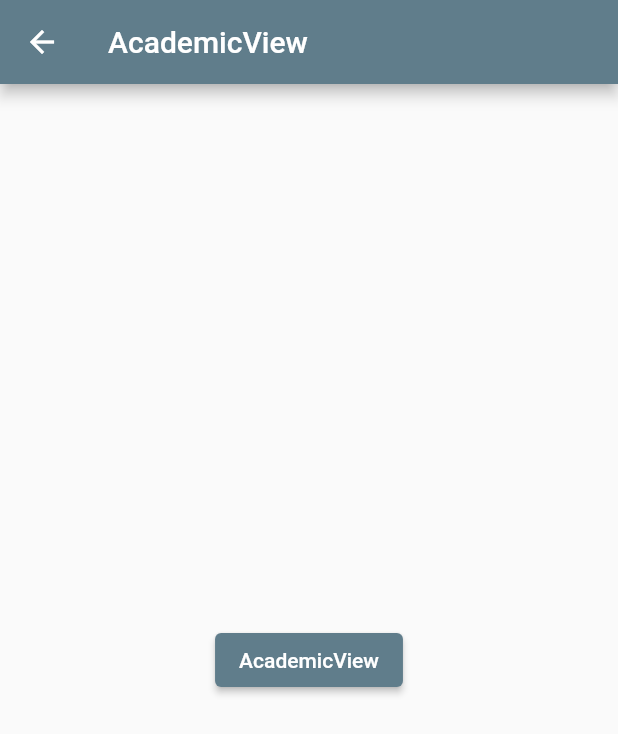
After one commit to mostafiz9900/bmcah, a Flutter app: the AcademicView screen opened by its route, after a tap on "AcademicView", on a phone screen of 412 x 824 dp. The commit adds this screen. Shown: the top 734 px of the screen. Run offline on Flutter 3.47's test engine with Material 2 defaults, Android fonts, the phone set to English and light mode, and no system bars; our stand-ins replace firebase_auth, firebase_core, fluttertoast; accounts and stored records are empty.

Commit message:
academic json

```diff
--- a/lib/config/routes.dart
+++ b/lib/config/routes.dart
@@ -1,3 +1,5 @@
+import 'package:bmcah/screens/academic_view.dart';
+
 import '../screens/user_view.dart';
 
 import '../constants/app_constants.dart';
@@ -18,5 +20,6 @@ class AppRoutes {
     AppConstant.doctorPage: (context) => DoctorsView(),
     AppConstant.deptDetailPage: (context) => DepartmentDetails(),
     AppConstant.userPage: (context) => UserView(),
+    AppConstant.academicPage: (context) => AcademicView(),
   };
 }
--- a/lib/constants/app_constants.dart
+++ b/lib/constants/app_constants.dart
@@ -6,4 +6,5 @@ class AppConstant {
   static const doctorPage = '/doctor';
   static const deptDetailPage ='/dept_details';
   static const userPage ='/users';
+  static const academicPage ='/academic';
 }
--- /dev/null
+++ b/lib/models/academic_details_model.dart
@@ -0,0 +1,13 @@
+class AcademicDetailsModel {
+  int? id;
+  String? title;
+  String? subTitle;
+
+  AcademicDetailsModel({this.id, this.title, this.subTitle});
+
+  AcademicDetailsModel.fromJson(Map<String, dynamic> json) {
+    id = json['id'];
+    title = json['title'];
+    subTitle = json['sub_title'];
+  }
+}
--- /dev/null
+++ b/lib/models/academic_model.dart
@@ -0,0 +1,15 @@
+import 'package:bmcah/models/academic_details_model.dart';
+
+class AcademicModel {
+  int? id;
+  String? name;
+  AcademicDetailsModel? details;
+
+  AcademicModel({this.id, this.name, this.details});
+
+  AcademicModel.fromJson(Map<String, dynamic> json) {
+    this.id = json['id'];
+    this.name = json['name'];
+  }
+
+}
--- /dev/null
+++ b/lib/repositories/academic_repo.dart
@@ -0,0 +1,18 @@
+import 'dart:convert';
+
+import 'package:bmcah/models/academic_model.dart';
+import 'package:flutter/services.dart';
+
+class AcademicRepo {
+  static Future<List<AcademicModel>> getAcademicList() async {
+    final response = await rootBundle.loadString('assets/json/academic.json');
+    if (response == null) {
+      return [];
+    } else {
+      List<dynamic> academics = json.decode(response);
+      List<AcademicModel> academicList =
+          academics.map((e) => AcademicModel.fromJson(e)).toList();
+      return academicList;
+    }
+  }
+}
--- /dev/null
+++ b/lib/screens/academic_view.dart
@@ -0,0 +1,27 @@
+import 'package:bmcah/models/academic_model.dart';
+import 'package:bmcah/repositories/academic_repo.dart';
+import 'package:flutter/material.dart';
+
+class AcademicView extends StatelessWidget {
+  @override
+  Widget build(BuildContext context) {
+    return Scaffold(
+      appBar: AppBar(
+        title: Text('AcademicView'),
+      ),
+      body: Center(
+        child: Container(
+          child: ElevatedButton(
+              onPressed: () async {
+                List<AcademicModel> academicList =
+                    await AcademicRepo.getAcademicList();
+                print(academicList.length);
+                print(academicList[0].name);
+
+              },
+              child: Text('AcademicView')),
+        ),
+      ),
+    );
+  }
+}
--- a/lib/screens/home.dart
+++ b/lib/screens/home.dart
@@ -55,10 +55,12 @@ class HomePage extends StatelessWidget {
                 Expanded(
                   child: _customButton(
                     context: context,
-                    name: 'Department',
+                    name: ' ACADEMIC',
                     color: Colors.amber.shade400,
                     iconData: Icons.departure_board,
-                    onTab: () {},
+                    onTab: () {
+                      Navigator.pushNamed(context, AppConstant.academicPage);
+                    },
                   ),
                 ),
                 Expanded(
--- a/pubspec.yaml
+++ b/pubspec.yaml
@@ -65,6 +65,7 @@ flutter:
     - assets/images/logo.png
     - assets/json/users.json
     - assets/json/doctor_list.json
+    - assets/json/academic.json
   #   - images/a_dot_ham.jpeg
 
   # An image asset can refer to one or more resolution-specific "variants", see
```
Also changed, not shown: assets/json/academic.json (added, +20 -0 lines).
